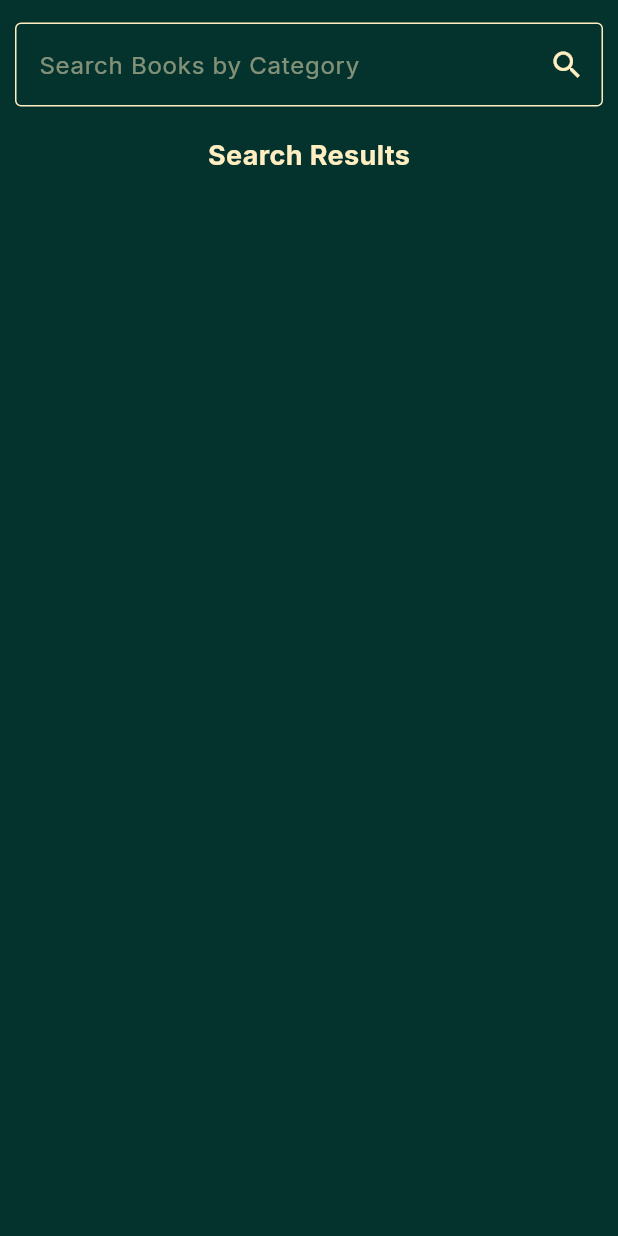
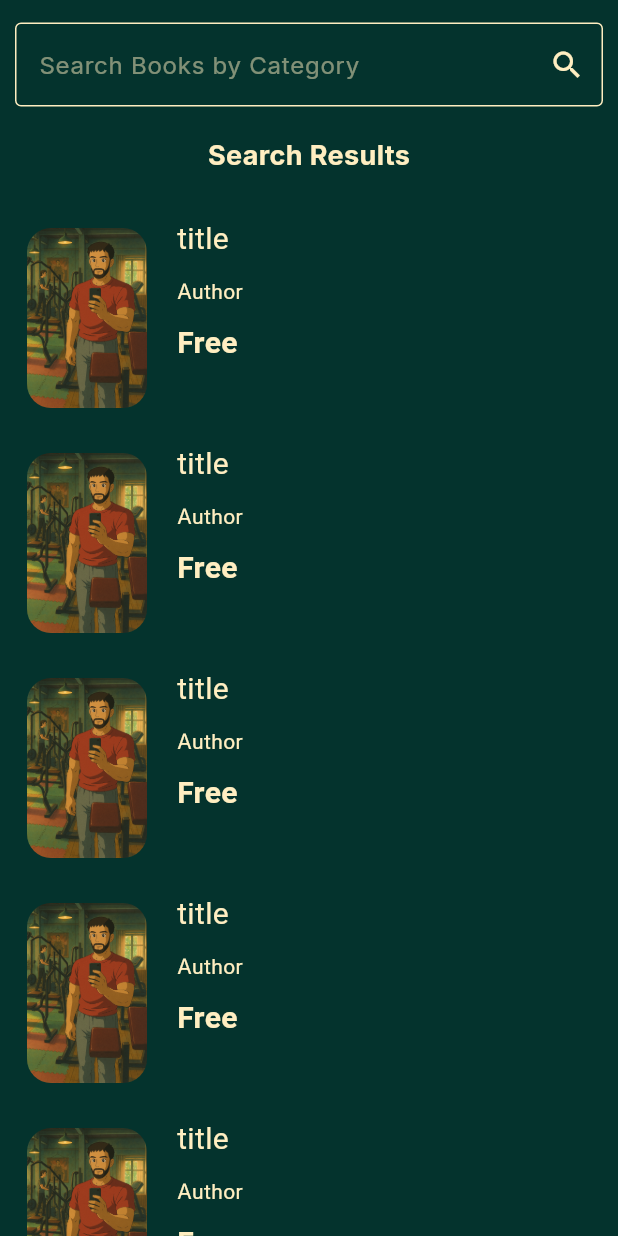
Before and after one commit to MohamedAliShosha/Bookly, a Flutter app: the SearchViewBody screen opened directly, on a phone screen of 412 x 824 dp. Run offline on Flutter 3.47's test engine with Material 3 defaults, Android fonts, the phone set to English and light mode, and no system bars; our stand-ins replace cached_network_image, dartz, dio, equatable, flutter_bloc, font_awesome_flutter and 3 more; network calls fail.

Commit message:
Add SearchResultListView widget for displaying search results
- Implemented a new widget `SearchResultListView` to show a list of search results.
- The widget uses a `ListView.builder` to create a scrollable list of items.
- Each item displays an image, title, author, and a "Free" label.
- Utilized `ClipRRect` for rounded image corners and applied custom styles using Google Fonts.
- Ensured proper layout with padding and spacing for a clean UI.

```diff
--- a/lib/features/home/presentation/widgets/custom_book_image.dart
+++ b/lib/features/home/presentation/widgets/custom_book_image.dart
@@ -9,6 +9,7 @@ class CustomBookImage extends StatelessWidget {
   @override
   Widget build(BuildContext context) {
     return ClipRRect(
+      //
       borderRadius: BorderRadius.circular(16),
       // cached network image is used to cache the image and load it faster
       child: CachedNetworkImage(
--- /dev/null
+++ b/lib/features/search/presentation/widgets/search_result_list_view.dart
@@ -0,0 +1,84 @@
+import 'package:book_store_app/core/utils/styles.dart';
+import 'package:flutter/material.dart';
+import 'package:google_fonts/google_fonts.dart';
+
+class SearchResultListView extends StatelessWidget {
+  const SearchResultListView({super.key});
+
+  @override
+  Widget build(BuildContext context) {
+    return SizedBox(
+      height: MediaQuery.of(context).size.height * 0.5,
+      child: ListView.builder(
+        physics: const BouncingScrollPhysics(),
+        scrollDirection: Axis.vertical,
+        itemCount: 10,
+        itemBuilder: (context, index) {
+          return SizedBox(
+            height: 150,
+            child: Padding(
+              padding: const EdgeInsets.symmetric(vertical: 8, horizontal: 8),
+              child: Row(
+                children: [
+                  SizedBox(
+                    width: 80,
+                    height: 120,
+                    child: ClipRRect(
+                      borderRadius: BorderRadius.circular(16),
+                      child: Image.asset('Assets/images/test_image.png'),
+                    ),
+                  ),
+                  const SizedBox(
+                    width: 20,
+                  ),
+                  Expanded(
+                    child: Column(
+                      crossAxisAlignment: CrossAxisAlignment.start,
+                      children: [
+                        Text(
+                          'title',
+                          style: Styles.textStyle20.copyWith(
+                              fontFamily:
+                                  GoogleFonts.ruslanDisplay().fontFamily),
+                          overflow: TextOverflow
+                              .ellipsis, // means if text is too long, it will be cut off and replaced with '...'
+                          maxLines: 2,
+                        ),
+                        const SizedBox(
+                          height: 10,
+                        ),
+                        Text(
+                          'Author',
+                          style: Styles.textStyle14.copyWith(
+                              fontFamily:
+                                  GoogleFonts.ruslanDisplay().fontFamily),
+                        ),
+                        const SizedBox(
+                          height: 10,
+                        ),
+                        Flexible(
+                          child: Row(
+                            children: [
+                              Text(
+                                'Free',
+                                style: Styles.textStyle20.copyWith(
+                                    fontWeight: FontWeight.bold,
+                                    fontFamily:
+                                        GoogleFonts.ruslanDisplay().fontFamily),
+                              ),
+                              const Spacer(), // Thanks to the expanded widget that i wrapped the column with it, Now I can use Spacer because there will be an available space between the text and the icon
+                            ],
+                          ),
+                        )
+                      ],
+                    ),
+                  ),
+                ],
+              ),
+            ),
+          );
+        },
+      ),
+    );
+  }
+}
--- a/lib/features/search/presentation/widgets/search_view_body.dart
+++ b/lib/features/search/presentation/widgets/search_view_body.dart
@@ -1,5 +1,6 @@
 import 'package:book_store_app/core/utils/colors_manager.dart';
 import 'package:book_store_app/features/search/presentation/widgets/custom_search_text_filed.dart';
+import 'package:book_store_app/features/search/presentation/widgets/search_result_list_view.dart';
 import 'package:flutter/material.dart';
 
 class SearchViewBody extends StatelessWidget {
@@ -29,9 +30,9 @@ class SearchViewBody extends StatelessWidget {
               const SizedBox(
                 height: 20,
               ),
-              // Expanded(
-              //   child: SearchedResultListView(),
-              // ),
+              const Expanded(
+                child: SearchResultListView(),
+              ),
             ],
           ),
         ),
--- a/pubspec.yaml
+++ b/pubspec.yaml
@@ -59,7 +59,7 @@ flutter:
   uses-material-design: true
   # To add assets to your application, add an assets section, like this:
   assets:
-    - Assets/images/Frame.png
+    - Assets/images/
   # An image asset can refer to one or more resolution-specific "variants", see
   # https://flutter.dev/to/resolution-aware-images
   # For details regarding adding assets from package dependencies, see
```
Also changed, not shown: Assets/images/test_image.png (added).
